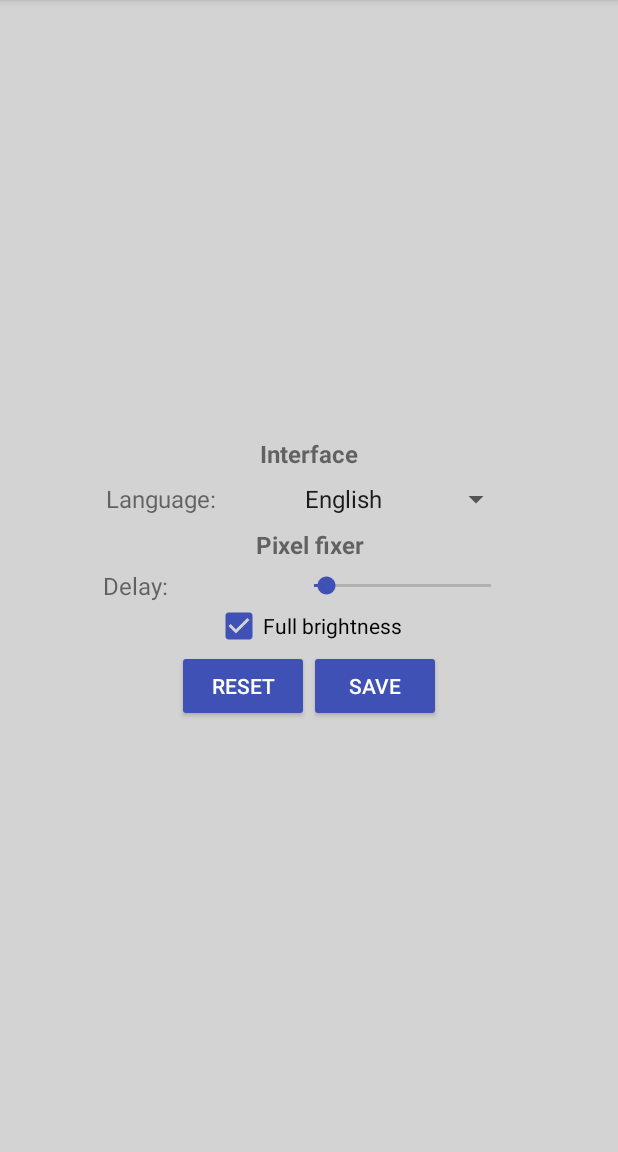
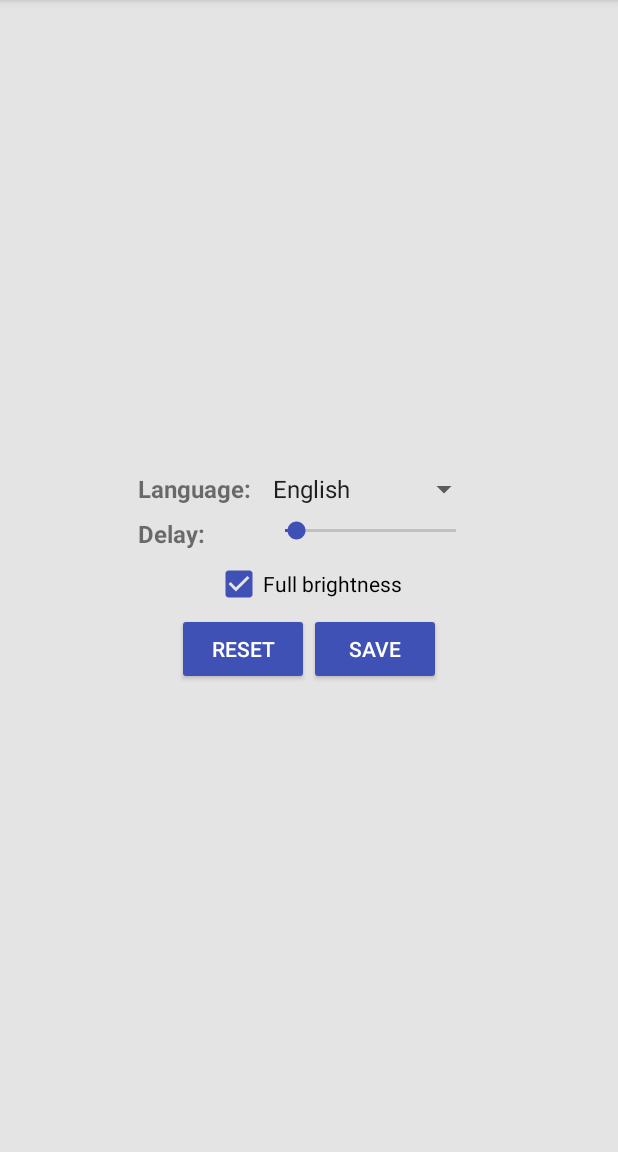
Before and after one commit to CodeDead/DeadPix-android, an Android app: the screen it shows after launch (MainActivity), in the side drawer, after a tap on "Settings", on a phone screen of 412 x 824 dp, the part 84-1236 px from its top. Run offline under Robolectric (Android 15) with nearby library versions, the phone set to English and light mode, and no system bars.

Commit message:
* Fixed a couple of GUI issues * Simplified settings * Changed some translations *

```diff
--- a/app/src/main/AndroidManifest.xml
+++ b/app/src/main/AndroidManifest.xml
@@ -3,8 +3,6 @@
     xmlns:android="http://schemas.android.com/apk/res/android"
     xmlns:tools="http://schemas.android.com/tools"
     package="com.codedead.deadpix">
-
-    <uses-permission android:name="android.permission.WRITE_SETTINGS"></uses-permission>
 
     <application
         android:name=".main.Runner"
--- a/app/src/main/java/com/codedead/deadpix/gui/MainActivity.java
+++ b/app/src/main/java/com/codedead/deadpix/gui/MainActivity.java
@@ -222,7 +222,7 @@ public class MainActivity extends AppCompatActivity implements NavigationView.On
     }
 
     private void content_about() {
-        Button btnWebsite = findViewById(R.id.BtnWebsiteAbout);
+        ImageButton btnWebsite = findViewById(R.id.BtnWebsiteAbout);
         ImageButton btnFacebook = findViewById(R.id.BtnFacebook);
         ImageButton btnTwitter = findViewById(R.id.BtnTwitter);
 
--- a/app/src/main/res/layout/content_settings.xml
+++ b/app/src/main/res/layout/content_settings.xml
@@ -3,65 +3,61 @@
     android:layout_width="match_parent"
     android:layout_height="match_parent">
 
-    <TableLayout
+    <LinearLayout
         android:layout_width="match_parent"
         android:layout_height="wrap_content"
+        android:gravity="center"
         android:layout_gravity="center"
         android:orientation="vertical">
 
-        <TextView
-            android:layout_width="match_parent"
-            android:layout_height="wrap_content"
-            android:layout_margin="5dp"
-            android:text="@string/text_interface"
-            android:textSize="16sp"
-            android:textAlignment="center"
-            android:textStyle="bold" />
+        <TableLayout
+            android:layout_width="wrap_content"
+            android:layout_height="wrap_content">
 
-        <TableRow android:gravity="center">
+            <TableRow>
+
                 <TextView
                     android:layout_width="wrap_content"
                     android:layout_height="wrap_content"
-                android:layout_margin="2dp"
+                    android:layout_margin="3dp"
                     android:text="@string/text_language"
-                android:textSize="16sp" />
+                    android:textSize="16sp"
+                    android:textStyle="bold" />
 
                 <Spinner
                     android:id="@+id/SpnLanguages"
                     android:layout_width="wrap_content"
                     android:layout_height="wrap_content"
-                android:layout_margin="2dp"
+                    android:layout_margin="3dp"
                     android:entries="@array/array_languages" />
             </TableRow>
 
-        <TextView
-            android:layout_width="match_parent"
-            android:layout_height="wrap_content"
-            android:layout_margin="5dp"
-            android:text="@string/nav_pixel_fixer"
-            android:textSize="16sp"
-            android:textAlignment="center"
-            android:textStyle="bold" />
+            <TableRow>
 
-        <TableRow android:gravity="center">
                 <TextView
                     android:layout_width="wrap_content"
                     android:layout_height="wrap_content"
+                    android:layout_margin="3dp"
                     android:text="@string/text_delay"
-                android:textSize="16sp" />
+                    android:textSize="16sp"
+                    android:textStyle="bold" />
 
                 <SeekBar
                     android:id="@+id/SbDelay"
-                android:layout_width="match_parent"
+                    android:layout_margin="3dp"
+                    android:layout_width="wrap_content"
                     android:layout_height="wrap_content"
                     android:max="1500" />
             </TableRow>
 
-        <TableRow android:gravity="center">
+        </TableLayout>
+
         <CheckBox
             android:id="@+id/ChbFullBrightness"
-                android:text="@string/string_full_brightness"/>
-        </TableRow>
+            android:layout_width="wrap_content"
+            android:layout_height="wrap_content"
+            android:layout_margin="3dp"
+            android:text="@string/string_full_brightness" />
 
         <LinearLayout
             android:layout_width="wrap_content"
@@ -83,8 +79,6 @@
                 android:text="@string/button_save" />
         </LinearLayout>
 
-    </TableLayout>
-
-
+    </LinearLayout>
 
 </ScrollView>
--- a/app/src/main/res/values/colors.xml
+++ b/app/src/main/res/values/colors.xml
@@ -13,5 +13,5 @@
     <color name="purple">#551A8B</color>
 
     <color name="black_overlay">#66000000</color>
-    <color name="lightgray">#D3D3D3</color>
+    <color name="lightgray">#e4e4e4</color>
 </resources>
```
Also changed, not shown: app/src/main/res/layout/content_about.xml (+4 -10 lines), app/src/main/res/layout/content_help.xml (+5 -3 lines), app/src/main/res/drawable-hdpi/ic_public.png (added), app/src/main/res/drawable-mdpi/ic_public.png (added), app/src/main/res/drawable-xhdpi/ic_public.png (added), app/src/main/res/drawable-xxhdpi/ic_public.png (added), 1 other file. Lines whose indentation alone changed are shown as unchanged.
